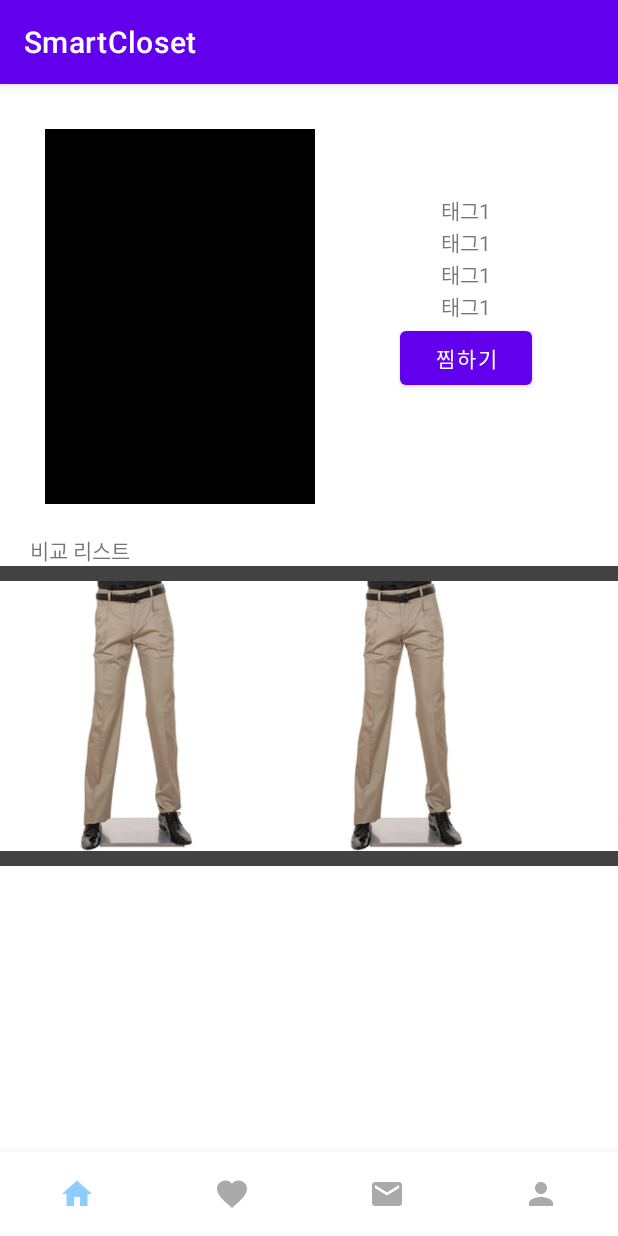
After one commit to Jinyoung-seok/SmartClosetApp, an Android app: the fragment Compare placed in its activity, on a phone screen of 412 x 824 dp. The commit adds this screen. Run offline under Robolectric (Android 15) with nearby library versions, the phone set to English and light mode, and no system bars.

Commit message:
add compare

```diff
--- a/app/src/main/AndroidManifest.xml
+++ b/app/src/main/AndroidManifest.xml
@@ -9,15 +9,14 @@
         android:roundIcon="@mipmap/ic_launcher_round"
         android:supportsRtl="true"
         android:theme="@style/Theme.SmartCloset">
-        <activity android:name=".FirstLogin">
+        <activity android:name=".MainActivity">
             <intent-filter>
                 <action android:name="android.intent.action.MAIN" />
 
                 <category android:name="android.intent.category.LAUNCHER" />
             </intent-filter>
         </activity>
-        <activity android:name=".MainActivity">
-        </activity>
+
     </application>
 
 </manifest>
--- /dev/null
+++ b/app/src/main/java/com/example/smartcloset/Compare/Compare.kt
@@ -0,0 +1,39 @@
+package com.example.smartcloset.Compare
+
+import android.content.Context
+import androidx.appcompat.app.AppCompatActivity
+import android.os.Bundle
+import android.view.LayoutInflater
+import android.view.View
+import android.view.ViewGroup
+import androidx.fragment.app.Fragment
+import androidx.recyclerview.widget.RecyclerView
+import com.example.smartcloset.MainActivity
+import com.example.smartcloset.R
+import kotlinx.android.synthetic.*
+import kotlinx.android.synthetic.main.compare.*
+
+class Compare: Fragment() {
+    var datalist =ArrayList<Int>()
+    lateinit var mainActivity: MainActivity
+    override fun onCreateView(inflater: LayoutInflater, container: ViewGroup?, savedInstanceState: Bundle?): View? {
+        return inflater.inflate(R.layout.compare, container, false)
+    }
+
+    override fun onAttach(context: Context) {
+        super.onAttach(context)
+        mainActivity = context as MainActivity
+    }
+
+    override fun onViewCreated(view: View, savedInstanceState: Bundle?) {
+        super.onViewCreated(view, savedInstanceState)
+        var compareRecyclerView:RecyclerView? = getView()?.findViewById(R.id.compare_recycler)
+        for(i in 0..7){
+            datalist.add(R.drawable.p1)
+        }
+
+        val adapter =RecyclerAdapter(mainActivity, R.layout.compare_item,datalist)
+        compareRecyclerView?.adapter = adapter
+
+    }
+}
--- /dev/null
+++ b/app/src/main/java/com/example/smartcloset/Compare/RecyclerAdapter.kt
@@ -0,0 +1,34 @@
+package com.example.smartcloset.Compare
+
+import android.content.Context
+import android.view.LayoutInflater
+import android.view.View
+import android.view.ViewGroup
+import android.widget.ImageView
+import android.widget.TextView
+import androidx.recyclerview.widget.RecyclerView
+import com.example.smartcloset.R
+
+class RecyclerAdapter(var context: Context, var itemlayout:Int, var clothData:ArrayList<Int>):RecyclerView.Adapter<RecyclerAdapter.ViewHolder>() {
+    class ViewHolder(view:View) : RecyclerView.ViewHolder(view){
+        val compareImg: ImageView
+        init {
+            //뷰 클릭 리스너 정의하기
+            compareImg = view.findViewById(R.id.img_compare)
+        }
+    }
+    override fun onCreateViewHolder(viewGroup: ViewGroup, viewType: Int): ViewHolder {
+        val view = LayoutInflater.from(context).inflate(itemlayout, viewGroup, false)
+        return ViewHolder(view)
+
+    }
+
+    override fun onBindViewHolder(viewHolder: ViewHolder, position: Int) {
+//        viewHolder.compareText.text = clothData[position]
+        viewHolder.compareImg.setImageResource(clothData[position])
+    }
+
+    override fun getItemCount()= clothData.size
+
+
+}
--- a/app/src/main/java/com/example/smartcloset/FindPw.kt
+++ /dev/null
@@ -1,15 +0,0 @@
-package com.example.smartvending
-
-import androidx.appcompat.app.AppCompatActivity
-import android.os.Bundle
-import android.view.LayoutInflater
-import android.view.View
-import android.view.ViewGroup
-import androidx.fragment.app.Fragment
-import com.example.smartcloset.R
-
-class FindPw: Fragment() {
-    override fun onCreateView(inflater: LayoutInflater, container: ViewGroup?, savedInstanceState: Bundle?): View? {
-        return inflater.inflate(R.layout.findpw, container, false)
-    }
-}
--- a/app/src/main/java/com/example/smartcloset/MainActivity.kt
+++ b/app/src/main/java/com/example/smartcloset/MainActivity.kt
@@ -5,7 +5,7 @@ import android.os.Bundle
 import android.widget.FrameLayout
 import androidx.core.content.ContextCompat
 import androidx.fragment.app.Fragment
-import com.example.smartvending.FindPw
+import com.example.smartcloset.Compare.Compare
 import com.google.android.material.bottomnavigation.BottomNavigationView
 
 class MainActivity : AppCompatActivity() {
@@ -46,7 +46,7 @@ class MainActivity : AppCompatActivity() {
                     else -> {
 //                        bnv_main.itemIconTintList = ContextCompat.getColorStateList(this, R.color.color_bnv1)
 //                        bnv_main.itemTextColor = ContextCompat.getColorStateList(this, R.color.color_bnv1)
-                        FindPw()
+                        Compare()
                     }
                 }
             )
--- /dev/null
+++ b/app/src/main/res/layout/compare.xml
@@ -0,0 +1,63 @@
+<?xml version="1.0" encoding="utf-8"?>
+<LinearLayout xmlns:android="http://schemas.android.com/apk/res/android"
+    android:layout_width="match_parent"
+    android:layout_height="match_parent"
+    xmlns:app="http://schemas.android.com/apk/res-auto"
+    android:orientation="vertical">
+
+    <LinearLayout
+        android:layout_width="match_parent"
+        android:layout_height="wrap_content"
+        android:orientation="horizontal"
+        >
+    <ImageView
+        android:layout_width="180dp"
+        android:layout_height="250dp"
+        android:background="#000"
+        android:layout_marginLeft="30dp"
+        android:layout_marginTop="30dp"/>
+        <LinearLayout
+            android:layout_width="wrap_content"
+            android:layout_height="wrap_content"
+            android:layout_weight="1"
+            android:orientation="vertical"
+            android:layout_gravity="center_vertical"
+            android:gravity="center_horizontal"
+            >
+            <TextView
+                android:layout_width="wrap_content"
+                android:layout_height="wrap_content"
+                android:text="태그1"/>
+            <TextView
+                android:layout_width="wrap_content"
+                android:layout_height="wrap_content"
+                android:text="태그1"/>
+            <TextView
+                android:layout_width="wrap_content"
+                android:layout_height="wrap_content"
+                android:text="태그1"/>
+            <TextView
+                android:layout_width="wrap_content"
+                android:layout_height="wrap_content"
+                android:text="태그1"/>
+            <Button
+                android:layout_width="wrap_content"
+                android:layout_height="wrap_content"
+                android:text="찜하기"/>
+        </LinearLayout>
+
+    </LinearLayout>
+    <TextView
+        android:layout_width="wrap_content"
+        android:layout_height="wrap_content"
+        android:layout_marginTop="20dp"
+        android:layout_marginLeft="20dp"
+        android:text="비교 리스트"/>
+    <androidx.recyclerview.widget.RecyclerView
+        android:id="@+id/compare_recycler"
+        android:layout_width="match_parent"
+        android:layout_height="wrap_content"
+        app:layoutManager="androidx.recyclerview.widget.LinearLayoutManager"
+        android:orientation="horizontal"/>
+
+</LinearLayout>
--- /dev/null
+++ b/app/src/main/res/layout/compare_item.xml
@@ -0,0 +1,18 @@
+<?xml version="1.0" encoding="utf-8"?>
+<LinearLayout
+    xmlns:android="http://schemas.android.com/apk/res/android"
+    android:layout_width="wrap_content"
+    android:layout_height="wrap_content"
+    android:orientation="vertical">
+
+    <ImageView
+        android:id="@+id/img_compare"
+        android:layout_width="180dp"
+        android:layout_height="200dp"
+        android:background="@color/cardview_dark_background"
+        android:src="@drawable/ic_launcher_foreground"/>
+
+
+
+
+</LinearLayout>
```
Also changed, not shown: app/src/main/res/drawable/p1.jpg (added).
